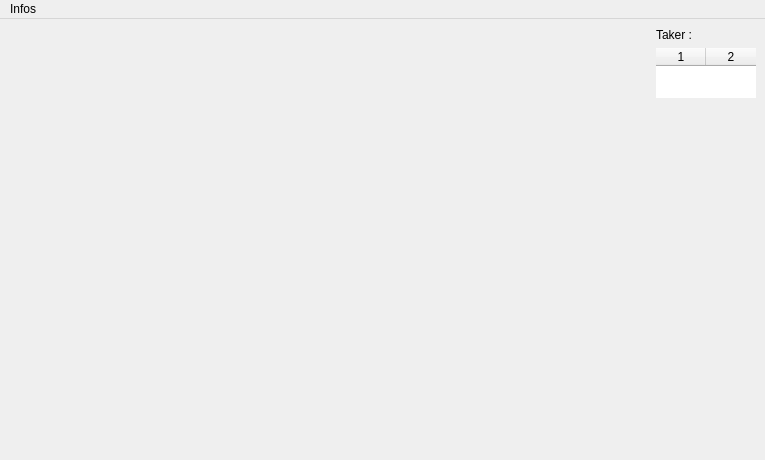
First picture: the form in clientLourd/src/channel/belote/belote.ui, repository Phoenix63/IRC-like, before the edit.
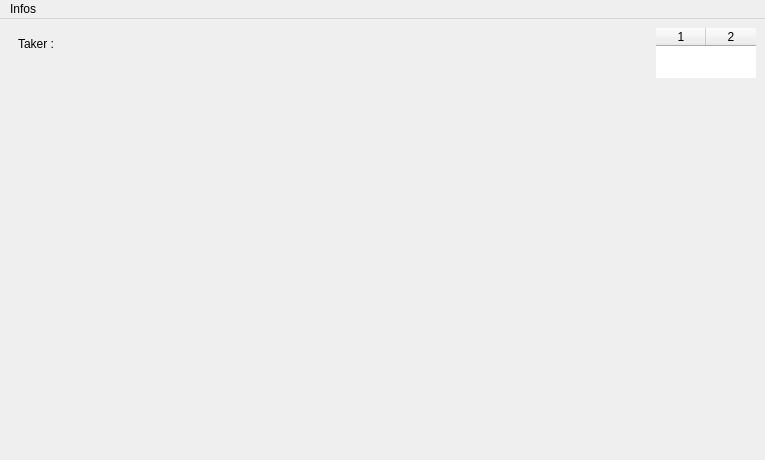
Second picture: the form after the edit.

Commit message: Belote notification on player turn

Patch:
```diff
--- a/clientLourd/src/channel/belote/belote.ui
+++ b/clientLourd/src/channel/belote/belote.ui
@@ -30,7 +30,14 @@
        </size>
       </property>
       <layout class="QVBoxLayout" name="west">
-       <item>
+       <item alignment="Qt::AlignLeft|Qt::AlignTop">
+        <widget class="QLabel" name="taker">
+         <property name="text">
+          <string>Taker :</string>
+         </property>
+        </widget>
+       </item>
+       <item alignment="Qt::AlignTop">
         <widget class="QLabel" name="westName">
          <property name="maximumSize">
           <size>
@@ -53,7 +60,7 @@
          </property>
          <property name="sizeHint" stdset="0">
           <size>
-           <width>60</width>
+           <width>80</width>
            <height>20</height>
           </size>
          </property>
@@ -144,7 +151,7 @@
        </widget>
       </item>
       <item>
-       <widget class="QFrame" name="">
+       <widget class="QFrame" name="frame">
         <property name="maximumSize">
          <size>
           <width>16777215</width>
@@ -206,13 +213,6 @@
     </item>
     <item>
      <layout class="QVBoxLayout" name="eastBoard">
-      <item>
-       <widget class="QLabel" name="taker">
-        <property name="text">
-         <string>Taker :</string>
-        </property>
-       </widget>
-      </item>
       <item>
        <widget class="QTableWidget" name="scoreboard">
         <property name="minimumSize">
```
The commit also changes 4 other files.
